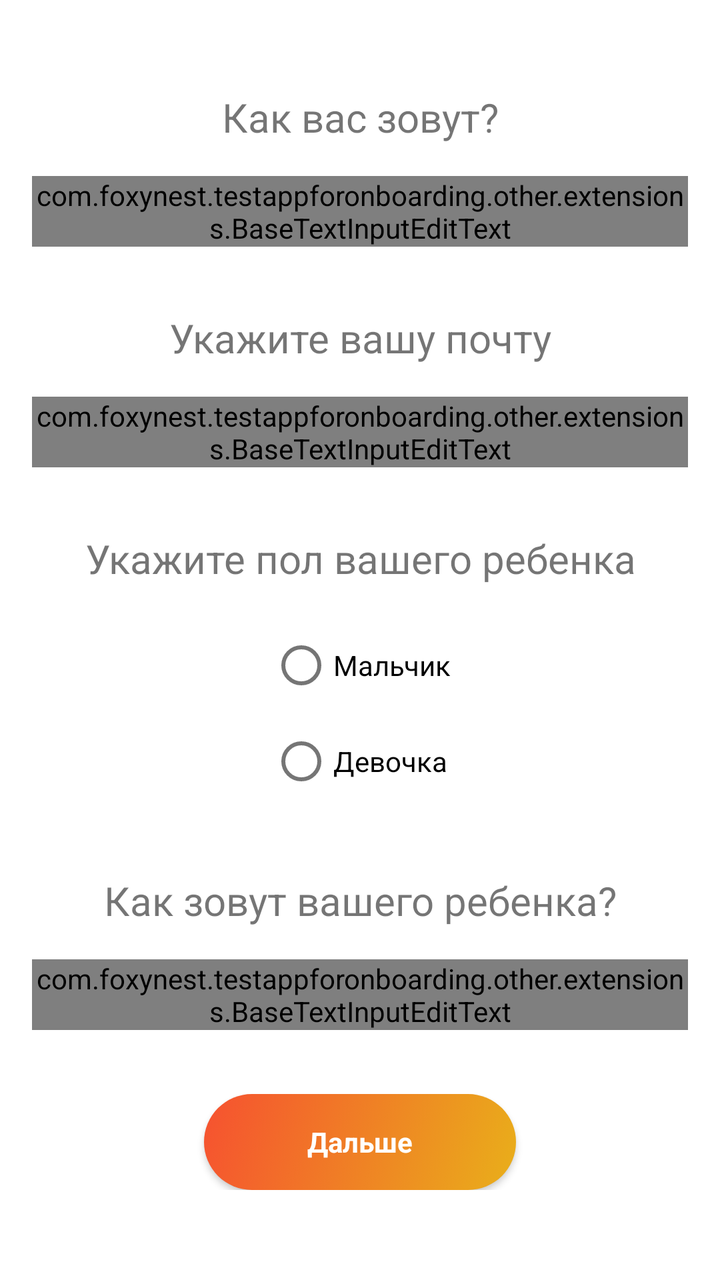
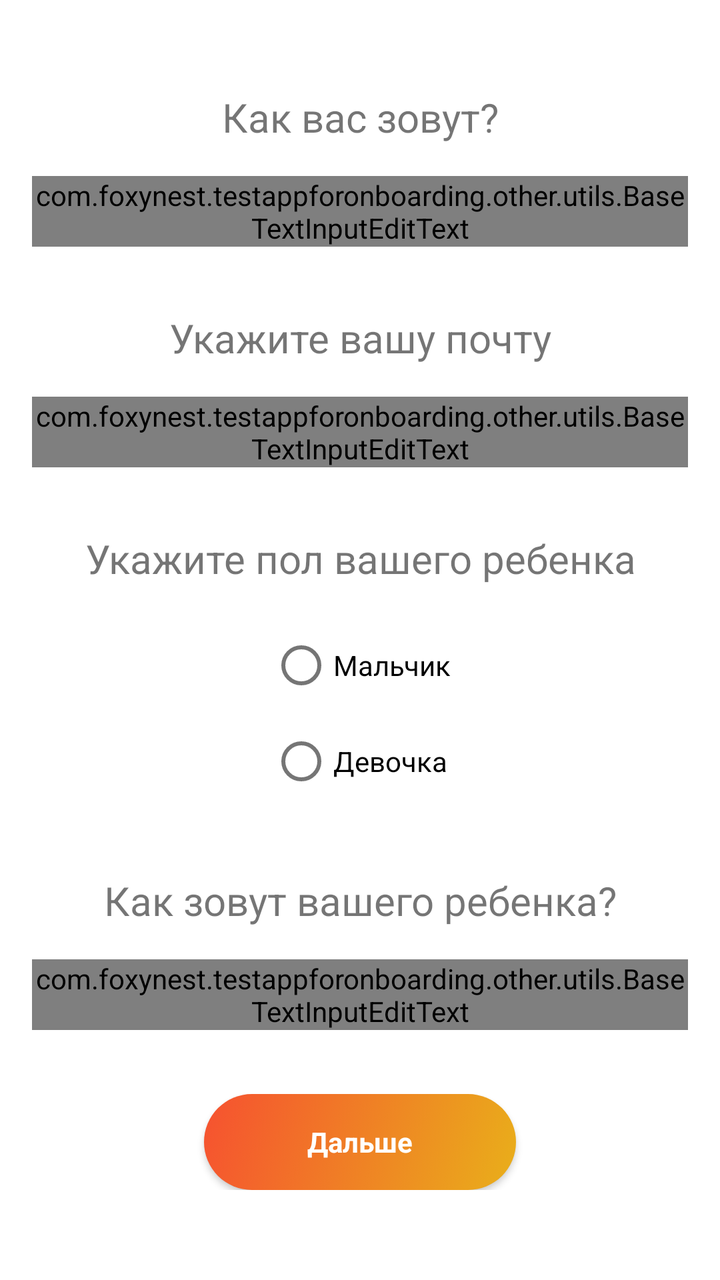

Screens rendered from an Android XML layout before and after an edit, with the pre-edit source and the edit as a unified diff.
<!-- AndroidManifest.xml: application theme Theme.TestAppForOnboarding -->
<!-- res/layout/fragment_question1.xml -->
<?xml version="1.0" encoding="utf-8"?>
<ScrollView xmlns:android="http://schemas.android.com/apk/res/android"
    xmlns:app="http://schemas.android.com/apk/res-auto"
    xmlns:tools="http://schemas.android.com/tools"
    android:layout_width="match_parent"
    android:layout_height="match_parent"
    android:fillViewport="true">

    <androidx.constraintlayout.widget.ConstraintLayout
        android:layout_width="match_parent"
        android:layout_height="wrap_content"
        android:clickable="true"
        android:focusable="true"
        android:focusableInTouchMode="true"
        tools:context=".presentation.profile.ProfileFragment">

        <androidx.constraintlayout.widget.Guideline
            android:id="@+id/guideline_left"
            android:layout_width="wrap_content"
            android:layout_height="wrap_content"
            android:orientation="vertical"
            app:layout_constraintGuide_begin="@dimen/space_beforeOrAfterElement" />

        <androidx.constraintlayout.widget.Guideline
            android:id="@+id/guideline_right"
            android:layout_width="wrap_content"
            android:layout_height="wrap_content"
            android:orientation="vertical"
            app:layout_constraintGuide_end="@dimen/space_beforeOrAfterElement" />

        <TextView
            android:id="@+id/text_question_user_name"
            android:layout_width="0dp"
            android:layout_height="wrap_content"
            android:layout_marginTop="@dimen/space_32"
            android:layout_marginBottom="@dimen/space_beforeOrAfterElement"
            android:text="@string/text_user_name_question"
            android:textAlignment="center"
            android:textSize="20sp"
            app:layout_constraintBottom_toTopOf="@+id/text_field_user_name_answer"
            app:layout_constraintEnd_toEndOf="@+id/guideline_right"
            app:layout_constraintStart_toStartOf="@+id/guideline_left"
            app:layout_constraintTop_toTopOf="parent"
            app:layout_constraintVertical_chainStyle="packed" />

        <com.google.android.material.textfield.TextInputLayout
            android:id="@+id/text_field_user_name_answer"
            android:layout_width="0dp"
            android:layout_height="wrap_content"
            android:layout_marginBottom="@dimen/space_32"
            android:hint="@string/text_name_hint"
            app:layout_constraintBottom_toTopOf="@+id/text_question_user_email"
            app:layout_constraintEnd_toEndOf="@+id/guideline_right"
            app:layout_constraintStart_toStartOf="@+id/guideline_left"
            app:layout_constraintTop_toBottomOf="@+id/text_question_user_name">

            <com.foxynest.testappforonboarding.other.extensions.BaseTextInputEditText
                android:id="@+id/edit_text_field_user_name_answer"
                android:layout_width="match_parent"
                android:layout_height="wrap_content"
                android:digits="qwertyuiopasdfghjklzxcvbnmQWERTYUIOPASDFGHJKLZXCVBNMЁёйцукенгшщзхъфывапролджэячсмитьбюЙЦУКЕНГШЩЗХЪФЫВАПРОЛДЖЭЯЧСМИТЬБЮ"
                android:imeOptions="actionNext"
                android:inputType="textPersonName"
                android:maxLines="1"
                android:singleLine="true" />

        </com.google.android.material.textfield.TextInputLayout>

        <TextView
            android:id="@+id/text_question_user_email"
            android:layout_width="0dp"
            android:layout_height="wrap_content"
            android:layout_marginBottom="@dimen/space_beforeOrAfterElement"
            android:text="@string/text_user_email_question"
            android:textAlignment="center"
            android:textSize="20sp"
            app:layout_constraintBottom_toTopOf="@+id/text_field_user_email_answer"
            app:layout_constraintEnd_toEndOf="@+id/guideline_right"
            app:layout_constraintStart_toStartOf="@+id/guideline_left"
            app:layout_constraintTop_toBottomOf="@+id/text_field_user_name_answer" />

        <com.google.android.material.textfield.TextInputLayout
            android:id="@+id/text_field_user_email_answer"
            android:layout_width="0dp"
            android:layout_height="wrap_content"
            android:layout_marginBottom="@dimen/space_32"
            android:hint="@string/text_email_hint"
            app:layout_constraintBottom_toTopOf="@+id/text_gender_question"
            app:layout_constraintEnd_toEndOf="@+id/guideline_right"
            app:layout_constraintStart_toStartOf="@+id/guideline_left"
            app:layout_constraintTop_toBottomOf="@+id/text_question_user_email">

            <com.foxynest.testappforonboarding.other.extensions.BaseTextInputEditText
                android:id="@+id/edit_text_field_user_email_answer"
                android:layout_width="match_parent"
                android:layout_height="wrap_content"
                android:imeOptions="actionNext"
                android:inputType="textEmailAddress"
                android:maxLines="1"
                android:singleLine="true" />

        </com.google.android.material.textfield.TextInputLayout>

        <TextView
            android:id="@+id/text_gender_question"
            android:layout_width="match_parent"
            android:layout_height="wrap_content"
            android:layout_marginBottom="@dimen/space_beforeOrAfterElement"
            android:text="@string/text_gender_question"
            android:textAlignment="center"
            android:textSize="20sp"
            app:layout_constraintBottom_toTopOf="@+id/radio_group_question1"
            app:layout_constraintEnd_toEndOf="@+id/guideline_right"
            app:layout_constraintStart_toStartOf="@+id/guideline_left"
            app:layout_constraintTop_toBottomOf="@+id/text_field_user_email_answer" />

        <RadioGroup
            android:id="@+id/radio_group_question1"
            android:layout_width="wrap_content"
            android:layout_height="wrap_content"
            android:layout_marginBottom="@dimen/space_32"
            android:orientation="vertical"
            app:layout_constraintBottom_toTopOf="@+id/text_question_is_it_a_boy"
            app:layout_constraintEnd_toEndOf="@+id/guideline_right"
            app:layout_constraintStart_toStartOf="@+id/guideline_left"
            app:layout_constraintTop_toBottomOf="@+id/text_gender_question">

            <RadioButton
                android:id="@+id/gender_answer_boy"
                android:layout_width="wrap_content"
                android:layout_height="wrap_content"
                android:text="@string/text_boy" />

            <RadioButton
                android:id="@+id/gender_answer_girl"
                android:layout_width="wrap_content"
                android:layout_height="wrap_content"
                android:text="@string/text_girl" />
        </RadioGroup>

        <TextView
            android:id="@+id/text_question_is_it_a_boy"
            android:layout_width="0dp"
            android:layout_height="wrap_content"
            android:layout_marginBottom="@dimen/space_beforeOrAfterElement"
            android:text="@string/text_child_name_question"
            android:textAlignment="center"
            android:textSize="20sp"
            app:layout_constraintBottom_toTopOf="@+id/text_field_child_name_answer"
            app:layout_constraintEnd_toEndOf="@+id/guideline_right"
            app:layout_constraintStart_toStartOf="@+id/guideline_left"
            app:layout_constraintTop_toBottomOf="@+id/radio_group_question1" />

        <com.google.android.material.textfield.TextInputLayout
            android:id="@+id/text_field_child_name_answer"
            android:layout_width="0dp"
            android:layout_height="wrap_content"
            android:layout_marginBottom="@dimen/space_32"
            android:hint="@string/text_name_hint"
            app:layout_constraintBottom_toTopOf="@+id/buttons_linear_layout"
            app:layout_constraintEnd_toEndOf="@+id/guideline_right"
            app:layout_constraintStart_toStartOf="@+id/guideline_left"
            app:layout_constraintTop_toBottomOf="@+id/text_question_is_it_a_boy">

            
            
            
            
            
            
            

            <com.foxynest.testappforonboarding.other.extensions.BaseTextInputEditText
                android:id="@+id/edit_text_field_child_name_answer"
                android:layout_width="match_parent"
                android:layout_height="wrap_content"
                android:digits="qwertyuiopasdfghjklzxcvbnmQWERTYUIOPASDFGHJKLZXCVBNMЁёйцукенгшщзхъфывапролджэячсмитьбюЙЦУКЕНГШЩЗХЪФЫВАПРОЛДЖЭЯЧСМИТЬБЮ"
                android:imeOptions="actionDone"
                android:inputType="textPersonName"
                android:maxLines="1"
                android:singleLine="true" />

        </com.google.android.material.textfield.TextInputLayout>

        

        <LinearLayout
            android:id="@+id/buttons_linear_layout"
            android:layout_width="0dp"
            android:layout_height="wrap_content"
            android:layout_marginBottom="@dimen/space_32"
            android:gravity="center_vertical"
            android:orientation="horizontal"
            android:weightSum="4"
            app:layout_constraintBottom_toBottomOf="parent"
            app:layout_constraintLeft_toLeftOf="@+id/guideline_left"
            app:layout_constraintRight_toRightOf="@+id/guideline_right"
            app:layout_constraintTop_toBottomOf="@+id/text_field_child_name_answer">

            <androidx.appcompat.widget.AppCompatImageView
                android:id="@+id/button_back"
                android:layout_width="0dp"
                android:layout_height="wrap_content"
                android:layout_marginEnd="@dimen/space_small"
                android:layout_weight="1"
                android:gravity="center_vertical"
                android:paddingStart="@dimen/space_32"
                android:paddingEnd="@dimen/space_32"
                app:backgroundTint="@null" />

            <androidx.appcompat.widget.AppCompatButton
                android:id="@+id/button_next"
                style="@style/Widget.AppCompat.ActionButton"
                android:layout_width="0dp"
                android:layout_height="wrap_content"
                android:layout_marginEnd="@dimen/space_small"
                android:layout_weight="2"
                android:background="@drawable/button_rounded_corners"
                android:paddingStart="@dimen/space_32"
                android:paddingEnd="@dimen/space_32"
                android:text="@string/button_next"
                android:textColor="@color/white"
                android:textSize="@dimen/button_text"
                android:textStyle="bold"
                app:backgroundTint="@null" />

            <androidx.appcompat.widget.AppCompatButton
                android:id="@+id/button_no"
                style="@style/Widget.AppCompat.ActionButton"
                android:layout_width="0dp"
                android:layout_height="wrap_content"
                android:layout_weight="1"
                android:paddingStart="@dimen/space_32"
                android:paddingEnd="@dimen/space_32"
                app:backgroundTint="@null" />

        </LinearLayout>

    </androidx.constraintlayout.widget.ConstraintLayout>

</ScrollView>
<!-- resources referenced by this layout -->
<resources>
  <color name="white">#FFFFFFFF</color>
  <dimen name="button_text">14sp</dimen>
  <dimen name="space_32">32dp</dimen>
  <dimen name="space_beforeOrAfterElement">16dp</dimen>
  <dimen name="space_small">8dp</dimen>
  <!-- drawable button_rounded_corners (drawable) -->
  <?xml version="1.0" encoding="utf-8"?>
  <selector
      xmlns:android="http://schemas.android.com/apk/res/android">
      <item android:state_enabled="false">
          <shape>
              <corners android:radius="24dp" />
              <gradient
                  android:angle="315"
                  android:endColor="#E9AF1A"
                  android:startColor="#F65130" />
          </shape>
      </item>
  
      
      <item android:state_pressed="true">
          <shape>
              <corners android:radius="24dp" />
              <gradient
                  android:angle="315"
                  android:endColor="#CCE9AF1A"
                  android:startColor="#CCF65130" />
          </shape>
      </item>
  
      
      <item android:state_enabled="true">
          <shape>
              <corners android:radius="24dp" />
              <gradient
                  android:angle="315"
                  android:endColor="#E9AF1A"
                  android:startColor="#F65130" />
          </shape>
      </item>
  
  </selector>
  <string name="button_next">Дальше</string>
  <string name="text_boy">Мальчик</string>
  <string name="text_child_name_question">Как зовут вашего ребенка?</string>
  <string name="text_email_hint">Введите email</string>
  <string name="text_gender_question">Укажите пол вашего ребенка</string>
  <string name="text_girl">Девочка</string>
  <string name="text_name_hint">Введите имя</string>
  <string name="text_user_email_question">Укажите вашу почту</string>
  <string name="text_user_name_question">Как вас зовут?</string>
  <style name="Theme.TestAppForOnboarding" parent="Theme.MaterialComponents.DayNight.DarkActionBar">
          
          <item name="colorPrimary">@color/purple_500</item>
          <item name="colorPrimaryVariant">@color/purple_700</item>
          <item name="colorOnPrimary">@color/white</item>
          
          <item name="colorSecondary">@color/teal_200</item>
          <item name="colorSecondaryVariant">@color/teal_700</item>
          <item name="colorOnSecondary">@color/black</item>
          
          <item name="android:statusBarColor">?attr/colorPrimaryVariant</item>
          
      </style>
  <color name="purple_500">#FF6200EE</color>
  <color name="purple_700">#FF3700B3</color>
  <color name="teal_200">#FF03DAC5</color>
  <color name="teal_700">#FF018786</color>
  <color name="black">#FF000000</color>
</resources>

<!-- the commit's change to res/layout/fragment_question1.xml (unified diff, before → after) -->
@@ -54,7 +54,7 @@
             app:layout_constraintStart_toStartOf="@+id/guideline_left"
             app:layout_constraintTop_toBottomOf="@+id/text_question_user_name">
 
-            <com.foxynest.testappforonboarding.other.extensions.BaseTextInputEditText
+            <com.foxynest.testappforonboarding.other.utils.BaseTextInputEditText
                 android:id="@+id/edit_text_field_user_name_answer"
                 android:layout_width="match_parent"
                 android:layout_height="wrap_content"
@@ -90,7 +90,7 @@
             app:layout_constraintStart_toStartOf="@+id/guideline_left"
             app:layout_constraintTop_toBottomOf="@+id/text_question_user_email">
 
-            <com.foxynest.testappforonboarding.other.extensions.BaseTextInputEditText
+            <com.foxynest.testappforonboarding.other.utils.BaseTextInputEditText
                 android:id="@+id/edit_text_field_user_email_answer"
                 android:layout_width="match_parent"
                 android:layout_height="wrap_content"
@@ -170,7 +170,7 @@
             
             
 
-            <com.foxynest.testappforonboarding.other.extensions.BaseTextInputEditText
+            <com.foxynest.testappforonboarding.other.utils.BaseTextInputEditText
                 android:id="@+id/edit_text_field_child_name_answer"
                 android:layout_width="match_parent"
                 android:layout_height="wrap_content"
